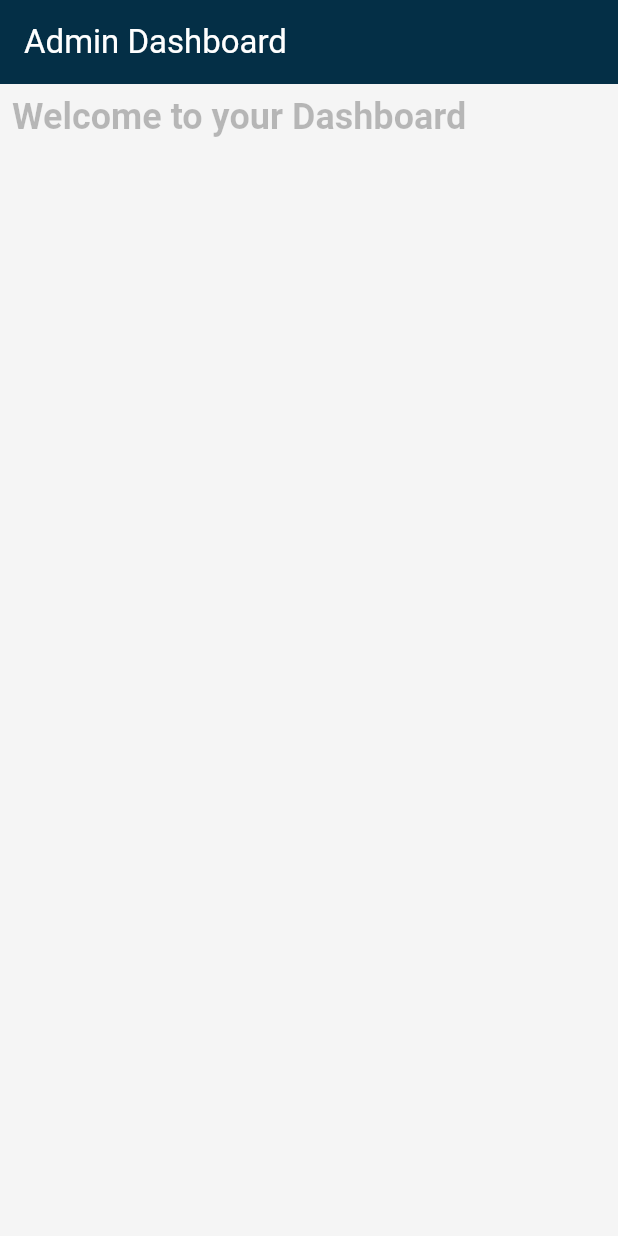
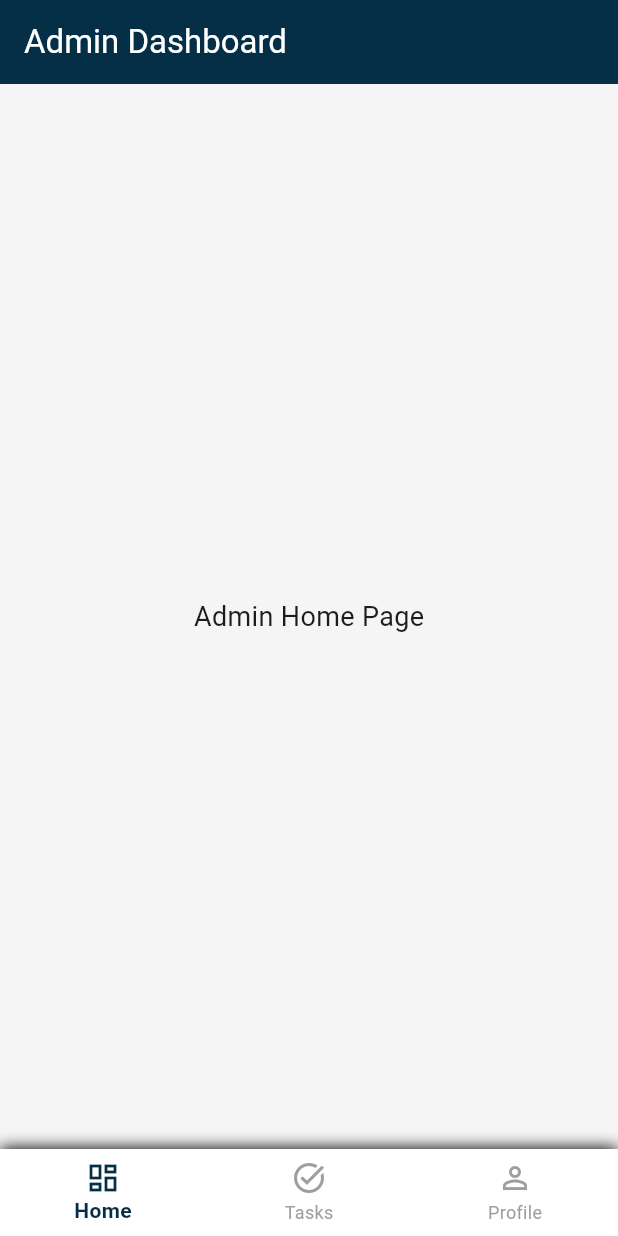
Before and after one commit to abhidhakal/Hready-MobileApp, a Flutter app: the DashboardAdmin screen opened directly, on a phone screen of 412 x 824 dp. Run offline on Flutter 3.47's test engine with Material 3 defaults, Android fonts, the phone set to English and light mode, and no system bars; our stand-ins replace lottie.

Commit message:
added bottom navigation

```diff
--- a/lib/view/dashboard_admin.dart
+++ b/lib/view/dashboard_admin.dart
@@ -8,28 +8,65 @@ class DashboardAdmin extends StatefulWidget {
 }
 
 class _DashboardAdminState extends State<DashboardAdmin> {
+  int _selectedIndex = 0;
+
+  final List<Widget> _pages = [
+    Center(child: Text("Admin Home Page", style: TextStyle(fontSize: 18))),
+    Center(child: Text("Admin Tasks", style: TextStyle(fontSize: 18))),
+    Center(child: Text("Admin Profile", style: TextStyle(fontSize: 18))),
+  ];
+
+  void _onItemTapped(int index) {
+    setState(() {
+      _selectedIndex = index;
+    });
+  }
+
   @override
   Widget build(BuildContext context) {
     return Scaffold(
-      backgroundColor: Color(0xFFf5f5f5),
+      backgroundColor: const Color(0xFFf5f5f5),
       appBar: AppBar(
         title: const Text("Admin Dashboard"),
-        backgroundColor: Color(0xFF042F46),
+        backgroundColor: const Color(0xFF042F46),
         foregroundColor: Colors.white,
       ),
       body: Padding(
         padding: const EdgeInsets.all(8),
-        child: Column(
-          children: [
-            RichText(
-              text: TextSpan(
-                text: "Welcome to your Dashboard",
-                style: TextStyle(
-                  color: Colors.black26,
-                  fontWeight: FontWeight.bold,
-                  fontSize: 24,
-                ),
-              ),
+        child: _pages[_selectedIndex],
+      ),
+      bottomNavigationBar: Container(
+        decoration: BoxDecoration(
+          color: Colors.white,
+          boxShadow: [
+            BoxShadow(
+              color: Colors.black,
+              blurRadius: 8,
+              offset: Offset(0, -1),
+            ),
+          ],
+        ),
+        child: BottomNavigationBar(
+          currentIndex: _selectedIndex,
+          onTap: _onItemTapped,
+          selectedItemColor: Color(0xFF042F46),
+          unselectedItemColor: Colors.grey,
+          backgroundColor: Colors.white,
+          type: BottomNavigationBarType.fixed,
+          elevation: 0,
+          selectedLabelStyle: TextStyle(fontWeight: FontWeight.w600),
+          items: const [
+            BottomNavigationBarItem(
+              icon: Icon(Icons.dashboard_outlined),
+              label: 'Home',
+            ),
+            BottomNavigationBarItem(
+              icon: Icon(Icons.task_alt_outlined),
+              label: 'Tasks',
+            ),
+            BottomNavigationBarItem(
+              icon: Icon(Icons.person_outline),
+              label: 'Profile',
             ),
           ],
         ),
```
Also changed, not shown: lib/view/dashboard_employee.dart (+50 -13 lines).
